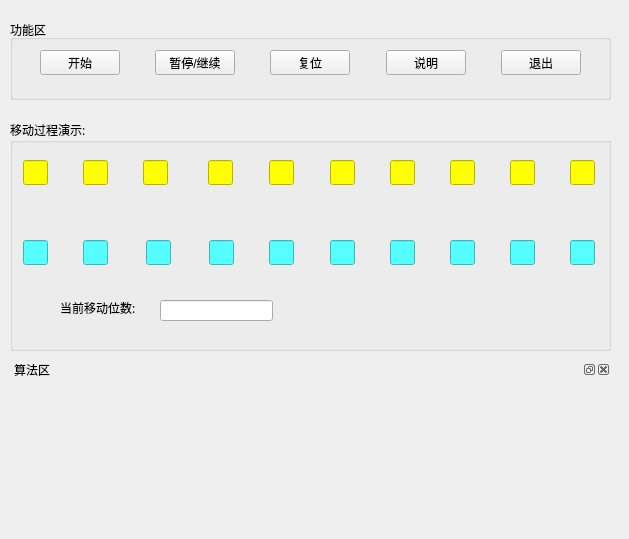
Billxkk/-, file seqinsview.ui: the form before one commit.
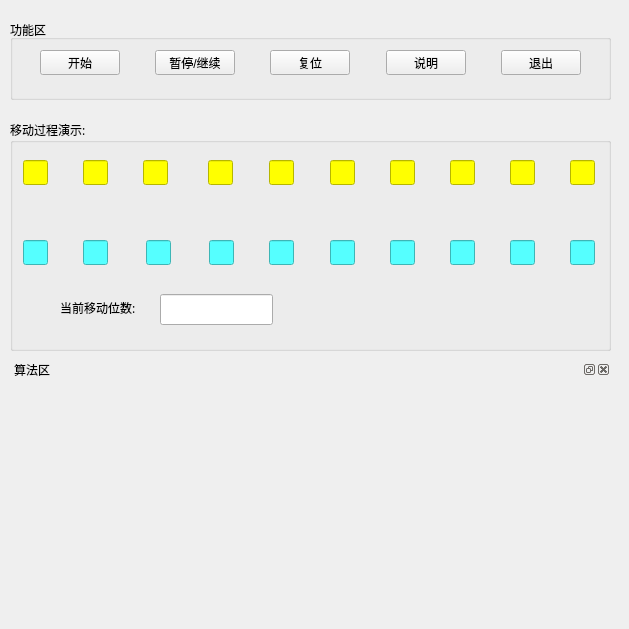
The form after the commit.

What changed in the file:
```diff
--- a/seqinsview.ui
+++ b/seqinsview.ui
@@ -7,7 +7,7 @@
     <x>0</x>
     <y>0</y>
     <width>629</width>
-    <height>539</height>
+    <height>629</height>
    </rect>
   </property>
   <property name="windowTitle">
@@ -711,11 +711,26 @@
     <property name="geometry">
      <rect>
       <x>150</x>
-      <y>180</y>
+      <y>174</y>
       <width>113</width>
-      <height>21</height>
+      <height>31</height>
      </rect>
     </property>
+    <property name="font">
+     <font>
+      <family>黑体</family>
+      <pointsize>12</pointsize>
+      <weight>9</weight>
+      <italic>false</italic>
+      <bold>false</bold>
+     </font>
+    </property>
+    <property name="styleSheet">
+     <string notr="true">font: 75 12pt &quot;黑体&quot;;</string>
+    </property>
+    <property name="readOnly">
+     <bool>true</bool>
+    </property>
    </widget>
    <widget class="QLabel" name="label">
     <property name="geometry">
```
Left out of the diff: 60 changed lines with no effect on the pictures.
